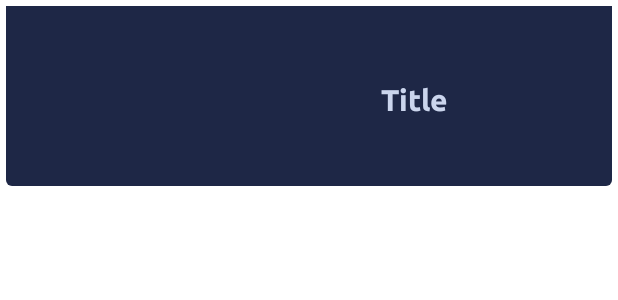
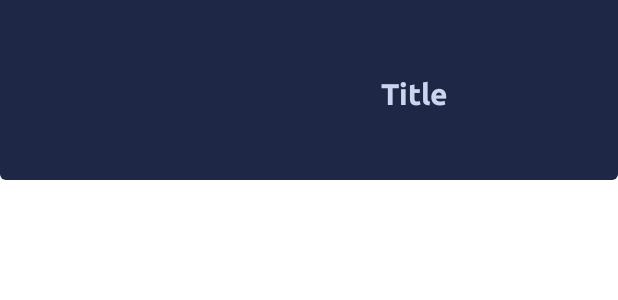
Before and after one commit to luisAngel92/appRF2, an Android app: the layout game_element.xml on its own in the app's theme, with its tools: preview values and no code run, on a phone screen of 412 x 824 dp. Shown: the top 300 px of the screen. Run offline under Robolectric (Android 15) with nearby library versions, the phone set to English and light mode, and no system bars; plain views replace RoundedImageView.

Commit message:
Second commit

```diff
--- a/app/src/main/java/com/example/apprf/data/remote/model/GameDetailDto.kt
+++ b/app/src/main/java/com/example/apprf/data/remote/model/GameDetailDto.kt
@@ -14,5 +14,7 @@ data class GameDetailDto(
     @SerializedName("ubication")
     var ubication: String? = null,
     @SerializedName("price")
-    var price: String? = null
+    var price: String? = null,
+    @SerializedName("video")
+    var video: String? = null
 )
--- a/app/src/main/res/layout/fragment_game_detail.xml
+++ b/app/src/main/res/layout/fragment_game_detail.xml
@@ -108,6 +108,12 @@
                         tools:text="Seller" />
 
 
+                    <VideoView
+                        android:id="@+id/videoView"
+                        android:layout_width="match_parent"
+                        android:layout_height="300dp" />
+
+
 
 
 
--- a/app/src/main/res/layout/game_element.xml
+++ b/app/src/main/res/layout/game_element.xml
@@ -5,7 +5,8 @@
     android:layout_width="match_parent"
     android:layout_height="wrap_content"
     android:foreground="@drawable/custom_ripple"
-    android:padding="4dp">
+    android:paddingBottom="1dp"
+    >
 
 
     <View
@@ -13,13 +14,13 @@
         android:layout_width="match_parent"
         android:layout_height="0dp"
         android:background="@drawable/background_game"
-        android:paddingBottom="10dp"
+        android:paddingBottom="0dp"
         app:layout_constraintBottom_toBottomOf="parent"
         app:layout_constraintTop_toTopOf="@+id/tvTitle" />
 
     <com.makeramen.roundedimageview.RoundedImageView
         android:id="@+id/ivThumbnail"
-        android:layout_width="150dp"
+        android:layout_width="160dp"
         android:layout_height="110dp"
         android:layout_marginStart="5dp"
         android:layout_marginEnd="5dp"
```
Also changed, not shown: app/src/main/java/com/example/apprf/ui/MainActivity.kt (+9 -0 lines), app/src/main/java/com/example/apprf/ui/fragments/GameDetailFragment.kt (+25 -0 lines), app/src/main/java/com/example/apprf/ui/fragments/GamesListFragment.kt (+50 -0 lines), app/src/main/res/layout/fragment_games_list.xml (+11 -0 lines), 2 other files.
